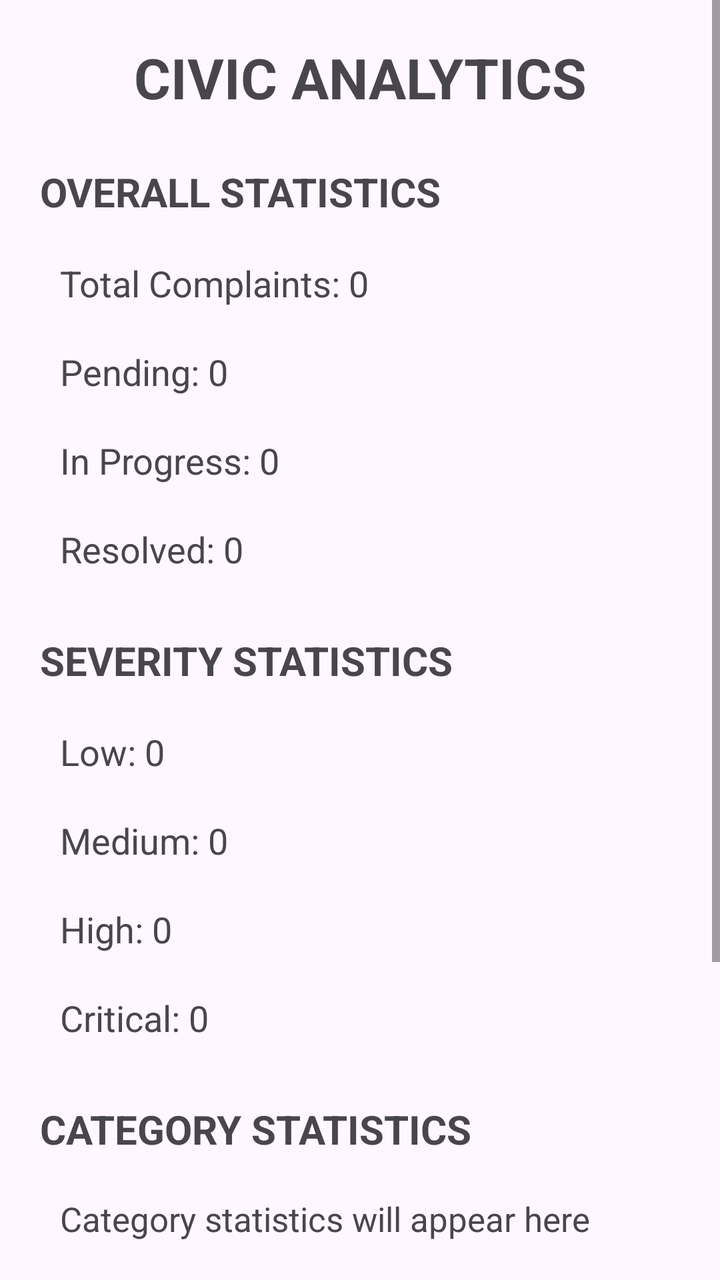
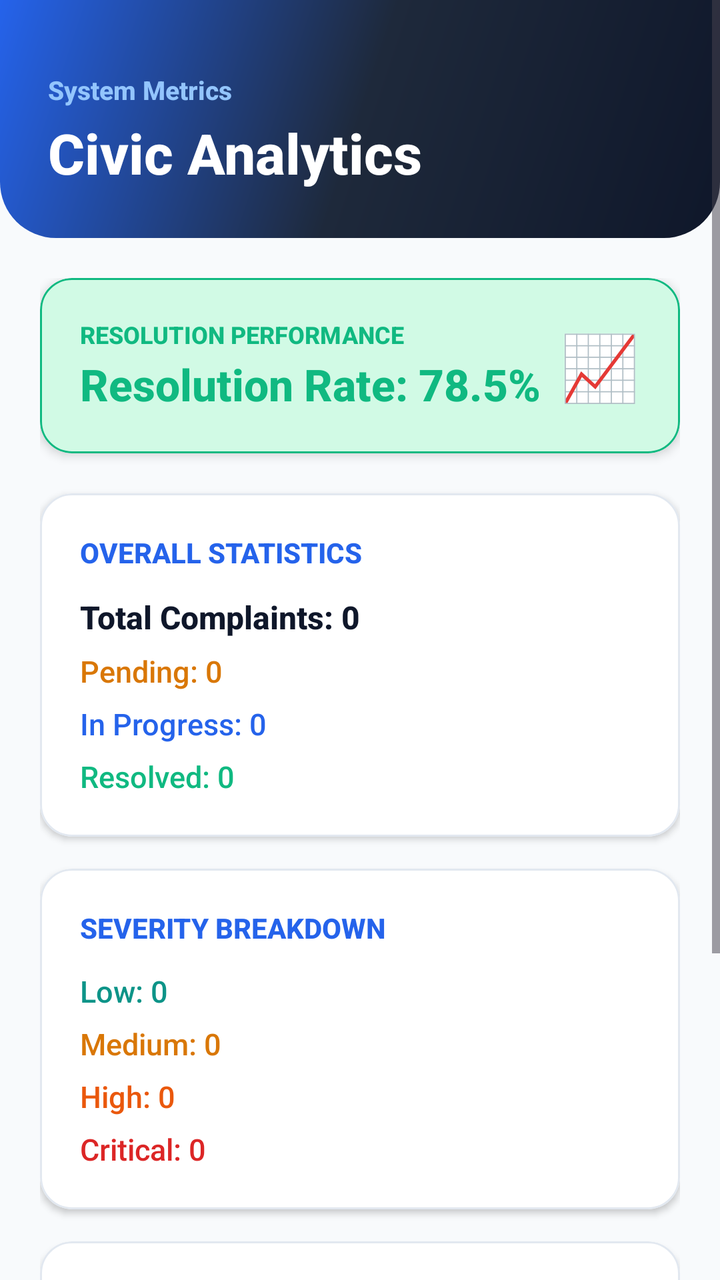

Screens rendered from an Android XML layout before and after an edit, with the pre-edit source and the edit as a unified diff.
<!-- AndroidManifest.xml: application theme Theme.MADProject -->
<!-- res/layout/activity_analytics.xml -->
<?xml version="1.0" encoding="utf-8"?>
<ScrollView xmlns:android="http://schemas.android.com/apk/res/android"
    xmlns:tools="http://schemas.android.com/tools"
    android:id="@+id/main"
    android:layout_width="match_parent"
    android:layout_height="match_parent"
    android:fillViewport="true"
    tools:context=".AnalyticsActivity">

    <LinearLayout
        android:layout_width="match_parent"
        android:layout_height="wrap_content"
        android:orientation="vertical"
        android:padding="20dp">

        <TextView
            android:layout_width="match_parent"
            android:layout_height="wrap_content"
            android:text="CIVIC ANALYTICS"
            android:textSize="28sp"
            android:textStyle="bold"
            android:gravity="center"
            android:layout_marginBottom="25dp" />

        

        <TextView
            android:layout_width="wrap_content"
            android:layout_height="wrap_content"
            android:text="OVERALL STATISTICS"
            android:textSize="20sp"
            android:textStyle="bold"
            android:layout_marginBottom="10dp" />

        <TextView
            android:id="@+id/totalTextView"
            android:layout_width="match_parent"
            android:layout_height="wrap_content"
            android:text="Total Complaints: 0"
            android:textSize="18sp"
            android:padding="10dp" />

        <TextView
            android:id="@+id/pendingTextView"
            android:layout_width="match_parent"
            android:layout_height="wrap_content"
            android:text="Pending: 0"
            android:textSize="18sp"
            android:padding="10dp" />

        <TextView
            android:id="@+id/inProgressTextView"
            android:layout_width="match_parent"
            android:layout_height="wrap_content"
            android:text="In Progress: 0"
            android:textSize="18sp"
            android:padding="10dp" />

        <TextView
            android:id="@+id/resolvedTextView"
            android:layout_width="match_parent"
            android:layout_height="wrap_content"
            android:text="Resolved: 0"
            android:textSize="18sp"
            android:padding="10dp"
            android:layout_marginBottom="20dp" />

        

        <TextView
            android:layout_width="wrap_content"
            android:layout_height="wrap_content"
            android:text="SEVERITY STATISTICS"
            android:textSize="20sp"
            android:textStyle="bold"
            android:layout_marginBottom="10dp" />

        <TextView
            android:id="@+id/lowTextView"
            android:layout_width="match_parent"
            android:layout_height="wrap_content"
            android:text="Low: 0"
            android:textSize="18sp"
            android:padding="10dp" />

        <TextView
            android:id="@+id/mediumTextView"
            android:layout_width="match_parent"
            android:layout_height="wrap_content"
            android:text="Medium: 0"
            android:textSize="18sp"
            android:padding="10dp" />

        <TextView
            android:id="@+id/highTextView"
            android:layout_width="match_parent"
            android:layout_height="wrap_content"
            android:text="High: 0"
            android:textSize="18sp"
            android:padding="10dp" />

        <TextView
            android:id="@+id/criticalTextView"
            android:layout_width="match_parent"
            android:layout_height="wrap_content"
            android:text="Critical: 0"
            android:textSize="18sp"
            android:padding="10dp"
            android:layout_marginBottom="20dp" />

        

        <TextView
            android:layout_width="wrap_content"
            android:layout_height="wrap_content"
            android:text="CATEGORY STATISTICS"
            android:textSize="20sp"
            android:textStyle="bold"
            android:layout_marginBottom="10dp" />

        <TextView
            android:id="@+id/categoryStatsTextView"
            android:layout_width="match_parent"
            android:layout_height="wrap_content"
            android:text="Category statistics will appear here"
            android:textSize="17sp"
            android:padding="10dp"
            android:layout_marginBottom="20dp" />

        

        <TextView
            android:layout_width="wrap_content"
            android:layout_height="wrap_content"
            android:text="RESOLUTION STATISTICS"
            android:textSize="20sp"
            android:textStyle="bold"
            android:layout_marginBottom="10dp" />

        <TextView
            android:id="@+id/resolutionRateTextView"
            android:layout_width="match_parent"
            android:layout_height="wrap_content"
            android:text="Resolution Rate: 0%"
            android:textSize="18sp"
            android:textStyle="bold"
            android:padding="10dp"
            android:layout_marginBottom="20dp" />

        

        <TextView
            android:layout_width="wrap_content"
            android:layout_height="wrap_content"
            android:text="LOCATION SUMMARY"
            android:textSize="20sp"
            android:textStyle="bold"
            android:layout_marginBottom="10dp" />

        <TextView
            android:id="@+id/locationStatsTextView"
            android:layout_width="match_parent"
            android:layout_height="wrap_content"
            android:text="Location statistics will appear here"
            android:textSize="17sp"
            android:padding="10dp" />

    </LinearLayout>

</ScrollView>
<!-- resources referenced by this layout -->
<resources>
  <style name="Theme.MADProject" parent="Base.Theme.MADProject" />
  <style name="Base.Theme.MADProject" parent="Theme.Material3.DayNight.NoActionBar">
          
          
      </style>
</resources>

<!-- the commit's change to res/layout/activity_analytics.xml (unified diff, before → after) -->
@@ -1,170 +1,306 @@
 <?xml version="1.0" encoding="utf-8"?>
 <ScrollView xmlns:android="http://schemas.android.com/apk/res/android"
+    xmlns:app="http://schemas.android.com/apk/res-auto"
     xmlns:tools="http://schemas.android.com/tools"
     android:id="@+id/main"
     android:layout_width="match_parent"
     android:layout_height="match_parent"
     android:fillViewport="true"
+    android:background="@color/background"
     tools:context=".AnalyticsActivity">
 
     <LinearLayout
         android:layout_width="match_parent"
         android:layout_height="wrap_content"
-        android:orientation="vertical"
-        android:padding="20dp">
-
-        <TextView
+        android:orientation="vertical">
+
+        
+        <LinearLayout
             android:layout_width="match_parent"
             android:layout_height="wrap_content"
-            android:text="CIVIC ANALYTICS"
-            android:textSize="28sp"
-            android:textStyle="bold"
-            android:gravity="center"
-            android:layout_marginBottom="25dp" />
-
-        
-
-        <TextView
-            android:layout_width="wrap_content"
-            android:layout_height="wrap_content"
-            android:text="OVERALL STATISTICS"
-            android:textSize="20sp"
-            android:textStyle="bold"
-            android:layout_marginBottom="10dp" />
-
-        <TextView
-            android:id="@+id/totalTextView"
+            android:orientation="vertical"
+            android:background="@drawable/bg_gradient_header"
+            android:paddingStart="24dp"
+            android:paddingEnd="24dp"
+            android:paddingTop="36dp"
+            android:paddingBottom="24dp">
+
+            <TextView
+                android:layout_width="wrap_content"
+                android:layout_height="wrap_content"
+                android:text="System Metrics"
+                android:textSize="13sp"
+                android:textColor="#93C5FD"
+                android:textStyle="bold" />
+
+            <TextView
+                android:layout_width="match_parent"
+                android:layout_height="wrap_content"
+                android:text="Civic Analytics"
+                android:textSize="28sp"
+                android:textStyle="bold"
+                android:textColor="@color/white"
+                android:layout_marginTop="4dp" />
+        </LinearLayout>
+
+        <LinearLayout
             android:layout_width="match_parent"
             android:layout_height="wrap_content"
-            android:text="Total Complaints: 0"
-            android:textSize="18sp"
-            android:padding="10dp" />
-
-        <TextView
-            android:id="@+id/pendingTextView"
-            android:layout_width="match_parent"
-            android:layout_height="wrap_content"
-            android:text="Pending: 0"
-            android:textSize="18sp"
-            android:padding="10dp" />
-
-        <TextView
-            android:id="@+id/inProgressTextView"
-            android:layout_width="match_parent"
-            android:layout_height="wrap_content"
-            android:text="In Progress: 0"
-            android:textSize="18sp"
-            android:padding="10dp" />
-
-        <TextView
-            android:id="@+id/resolvedTextView"
-            android:layout_width="match_parent"
-            android:layout_height="wrap_content"
-            android:text="Resolved: 0"
-            android:textSize="18sp"
-            android:padding="10dp"
-            android:layout_marginBottom="20dp" />
-
-        
-
-        <TextView
-            android:layout_width="wrap_content"
-            android:layout_height="wrap_content"
-            android:text="SEVERITY STATISTICS"
-            android:textSize="20sp"
-            android:textStyle="bold"
-            android:layout_marginBottom="10dp" />
-
-        <TextView
-            android:id="@+id/lowTextView"
-            android:layout_width="match_parent"
-            android:layout_height="wrap_content"
-            android:text="Low: 0"
-            android:textSize="18sp"
-            android:padding="10dp" />
-
-        <TextView
-            android:id="@+id/mediumTextView"
-            android:layout_width="match_parent"
-            android:layout_height="wrap_content"
-            android:text="Medium: 0"
-            android:textSize="18sp"
-            android:padding="10dp" />
-
-        <TextView
-            android:id="@+id/highTextView"
-            android:layout_width="match_parent"
-            android:layout_height="wrap_content"
-            android:text="High: 0"
-            android:textSize="18sp"
-            android:padding="10dp" />
-
-        <TextView
-            android:id="@+id/criticalTextView"
-            android:layout_width="match_parent"
-            android:layout_height="wrap_content"
-            android:text="Critical: 0"
-            android:textSize="18sp"
-            android:padding="10dp"
-            android:layout_marginBottom="20dp" />
-
-        
-
-        <TextView
-            android:layout_width="wrap_content"
-            android:layout_height="wrap_content"
-            android:text="CATEGORY STATISTICS"
-            android:textSize="20sp"
-            android:textStyle="bold"
-            android:layout_marginBottom="10dp" />
-
-        <TextView
-            android:id="@+id/categoryStatsTextView"
-            android:layout_width="match_parent"
-            android:layout_height="wrap_content"
-            android:text="Category statistics will appear here"
-            android:textSize="17sp"
-            android:padding="10dp"
-            android:layout_marginBottom="20dp" />
-
-        
-
-        <TextView
-            android:layout_width="wrap_content"
-            android:layout_height="wrap_content"
-            android:text="RESOLUTION STATISTICS"
-            android:textSize="20sp"
-            android:textStyle="bold"
-            android:layout_marginBottom="10dp" />
-
-        <TextView
-            android:id="@+id/resolutionRateTextView"
-            android:layout_width="match_parent"
-            android:layout_height="wrap_content"
-            android:text="Resolution Rate: 0%"
-            android:textSize="18sp"
-            android:textStyle="bold"
-            android:padding="10dp"
-            android:layout_marginBottom="20dp" />
-
-        
-
-        <TextView
-            android:layout_width="wrap_content"
-            android:layout_height="wrap_content"
-            android:text="LOCATION SUMMARY"
-            android:textSize="20sp"
-            android:textStyle="bold"
-            android:layout_marginBottom="10dp" />
-
-        <TextView
-            android:id="@+id/locationStatsTextView"
-            android:layout_width="match_parent"
-            android:layout_height="wrap_content"
-            android:text="Location statistics will appear here"
-            android:textSize="17sp"
-            android:padding="10dp" />
-
+            android:orientation="vertical"
+            android:padding="20dp">
+
+            
+            <com.google.android.material.card.MaterialCardView
+                android:layout_width="match_parent"
+                android:layout_height="wrap_content"
+                android:layout_marginBottom="20dp"
+                app:cardCornerRadius="16dp"
+                app:cardElevation="3dp"
+                app:cardBackgroundColor="@color/status_resolved_bg"
+                app:strokeColor="@color/status_resolved"
+                app:strokeWidth="1dp">
+
+                <LinearLayout
+                    android:layout_width="match_parent"
+                    android:layout_height="wrap_content"
+                    android:orientation="horizontal"
+                    android:padding="20dp"
+                    android:gravity="center_vertical">
+
+                    <LinearLayout
+                        android:layout_width="0dp"
+                        android:layout_height="wrap_content"
+                        android:layout_weight="1"
+                        android:orientation="vertical">
+
+                        <TextView
+                            android:layout_width="wrap_content"
+                            android:layout_height="wrap_content"
+                            android:text="RESOLUTION PERFORMANCE"
+                            android:textSize="12sp"
+                            android:textStyle="bold"
+                            android:textColor="@color/status_resolved" />
+
+                        <TextView
+                            android:id="@+id/resolutionRateTextView"
+                            android:layout_width="wrap_content"
+                            android:layout_height="wrap_content"
+                            android:text="Resolution Rate: 78.5%"
+                            android:textSize="22sp"
+                            android:textStyle="bold"
+                            android:textColor="@color/status_resolved"
+                            android:layout_marginTop="2dp" />
+                    </LinearLayout>
+
+                    <TextView
+                        android:layout_width="wrap_content"
+                        android:layout_height="wrap_content"
+                        android:text="📈"
+                        android:textSize="32sp" />
+                </LinearLayout>
+            </com.google.android.material.card.MaterialCardView>
+
+            
+            <com.google.android.material.card.MaterialCardView
+                android:layout_width="match_parent"
+                android:layout_height="wrap_content"
+                android:layout_marginBottom="16dp"
+                app:cardCornerRadius="16dp"
+                app:cardElevation="2dp"
+                app:cardBackgroundColor="@color/surface"
+                app:strokeColor="@color/card_stroke"
+                app:strokeWidth="1dp">
+
+                <LinearLayout
+                    android:layout_width="match_parent"
+                    android:layout_height="wrap_content"
+                    android:orientation="vertical"
+                    android:padding="20dp">
+
+                    <TextView
+                        android:layout_width="wrap_content"
+                        android:layout_height="wrap_content"
+                        android:text="OVERALL STATISTICS"
+                        android:textSize="14sp"
+                        android:textStyle="bold"
+                        android:textColor="@color/secondary"
+                        android:layout_marginBottom="12dp" />
+
+                    <TextView
+                        android:id="@+id/totalTextView"
+                        android:layout_width="match_parent"
+                        android:layout_height="wrap_content"
+                        android:text="Total Complaints: 0"
+                        android:textSize="16sp"
+                        android:textStyle="bold"
+                        android:textColor="@color/text_primary"
+                        android:layout_marginBottom="6dp" />
+
+                    <TextView
+                        android:id="@+id/pendingTextView"
+                        android:layout_width="match_parent"
+                        android:layout_height="wrap_content"
+                        android:text="Pending: 0"
+                        android:textSize="15sp"
+                        android:textColor="@color/status_pending"
+                        android:layout_marginBottom="6dp" />
+
+                    <TextView
+                        android:id="@+id/inProgressTextView"
+                        android:layout_width="match_parent"
+                        android:layout_height="wrap_content"
+                        android:text="In Progress: 0"
+                        android:textSize="15sp"
+                        android:textColor="@color/status_in_progress"
+                        android:layout_marginBottom="6dp" />
+
+                    <TextView
+                        android:id="@+id/resolvedTextView"
+                        android:layout_width="match_parent"
+                        android:layout_height="wrap_content"
+                        android:text="Resolved: 0"
+                        android:textSize="15sp"
+                        android:textColor="@color/status_resolved" />
+                </LinearLayout>
+            </com.google.android.material.card.MaterialCardView>
+
+            
+            <com.google.android.material.card.MaterialCardView
+                android:layout_width="match_parent"
+                android:layout_height="wrap_content"
+                android:layout_marginBottom="16dp"
+                app:cardCornerRadius="16dp"
+                app:cardElevation="2dp"
+                app:cardBackgroundColor="@color/surface"
+                app:strokeColor="@color/card_stroke"
+                app:strokeWidth="1dp">
+
+                <LinearLayout
+                    android:layout_width="match_parent"
+                    android:layout_height="wrap_content"
+                    android:orientation="vertical"
+                    android:padding="20dp">
+
+                    <TextView
+                        android:layout_width="wrap_content"
+                        android:layout_height="wrap_content"
+                        android:text="SEVERITY BREAKDOWN"
+                        android:textSize="14sp"
+                        android:textStyle="bold"
+                        android:textColor="@color/secondary"
+                        android:layout_marginBottom="12dp" />
+
+                    <TextView
+                        android:id="@+id/lowTextView"
+                        android:layout_width="match_parent"
+                        android:layout_height="wrap_content"
+                        android:text="Low: 0"
+                        android:textSize="15sp"
+                        android:textColor="@color/severity_low"
+                        android:layout_marginBottom="6dp" />
+
+                    <TextView
+                        android:id="@+id/mediumTextView"
+                        android:layout_width="match_parent"
+                        android:layout_height="wrap_content"
+                        android:text="Medium: 0"
+                        android:textSize="15sp"
+                        android:textColor="@color/severity_medium"
+                        android:layout_marginBottom="6dp" />
+
+                    <TextView
+                        android:id="@+id/highTextView"
+                        android:layout_width="match_parent"
+                        android:layout_height="wrap_content"
+                        android:text="High: 0"
+                        android:textSize="15sp"
+                        android:textColor="@color/severity_high"
+                        android:layout_marginBottom="6dp" />
+
+                    <TextView
+                        android:id="@+id/criticalTextView"
+                        android:layout_width="match_parent"
+                        android:layout_height="wrap_content"
+                        android:text="Critical: 0"
+                        android:textSize="15sp"
+                        android:textColor="@color/severity_critical" />
+                </LinearLayout>
+            </com.google.android.material.card.MaterialCardView>
+
+            
+            <com.google.android.material.card.MaterialCardView
+                android:layout_width="match_parent"
+                android:layout_height="wrap_content"
+                android:layout_marginBottom="16dp"
+                app:cardCornerRadius="16dp"
+                app:cardElevation="2dp"
+                app:cardBackgroundColor="@color/surface"
+                app:strokeColor="@color/card_stroke"
+                app:strokeWidth="1dp">
+
+                <LinearLayout
+                    android:layout_width="match_parent"
+                    android:layout_height="wrap_content"
+                    android:orientation="vertical"
+                    android:padding="20dp">
+
+                    <TextView
+                        android:layout_width="wrap_content"
+                        android:layout_height="wrap_content"
+                        android:text="CATEGORY BREAKDOWN"
+                        android:textSize="14sp"
+                        android:textStyle="bold"
+                        android:textColor="@color/secondary"
+                        android:layout_marginBottom="10dp" />
+
+                    <TextView
+                        android:id="@+id/categoryStatsTextView"
+                        android:layout_width="match_parent"
+                        android:layout_height="wrap_content"
+                        android:text="Category statistics..."
+                        android:textSize="15sp"
+                        android:textColor="@color/text_secondary"
+                        android:lineSpacingExtra="4dp" />
+                </LinearLayout>
+            </com.google.android.material.card.MaterialCardView>
+
+            
+            <com.google.android.material.card.MaterialCardView
+                android:layout_width="match_parent"
+                android:layout_height="wrap_content"
+                android:layout_marginBottom="24dp"
+                app:cardCornerRadius="16dp"
+                app:cardElevation="2dp"
+                app:cardBackgroundColor="@color/surface"
+                app:strokeColor="@color/card_stroke"
+                app:strokeWidth="1dp">
+
+                <LinearLayout
+                    android:layout_width="match_parent"
+                    android:layout_height="wrap_content"
+                    android:orientation="vertical"
+                    android:padding="20dp">
+
+                    <TextView
+                        android:layout_width="wrap_content"
+                        android:layout_height="wrap_content"
+                        android:text="STATE-WISE DISTRIBUTION"
+                        android:textSize="14sp"
+                        android:textStyle="bold"
+                        android:textColor="@color/secondary"
+                        android:layout_marginBottom="10dp" />
+
+                    <TextView
+                        android:id="@+id/locationStatsTextView"
+                        android:layout_width="match_parent"
+                        android:layout_height="wrap_content"
+                        android:text="Location statistics..."
+                        android:textSize="15sp"
+                        android:textColor="@color/text_secondary"
+                        android:lineSpacingExtra="4dp" />
+                </LinearLayout>
+            </com.google.android.material.card.MaterialCardView>
+
+        </LinearLayout>
     </LinearLayout>
-
 </ScrollView>
<!-- resource entries referenced after the edit -->
@@ -1,9 +1,50 @@
 <!-- resources referenced by this layout -->
 <resources>
+  <color name="background">#F8FAFC</color>
+  <color name="card_stroke">#E2E8F0</color>
+  <color name="secondary">#2563EB</color>
+  <color name="severity_critical">#DC2626</color>
+  <color name="severity_high">#EA580C</color>
+  <color name="severity_low">#0D9488</color>
+  <color name="severity_medium">#D97706</color>
+  <color name="status_in_progress">#2563EB</color>
+  <color name="status_pending">#D97706</color>
+  <color name="status_resolved">#10B981</color>
+  <color name="status_resolved_bg">#D1FAE5</color>
+  <color name="surface">#FFFFFF</color>
+  <color name="text_primary">#0F172A</color>
+  <color name="text_secondary">#475569</color>
+  <color name="white">#FFFFFF</color>
+  <!-- drawable bg_gradient_header (drawable) -->
+  <?xml version="1.0" encoding="utf-8"?>
+  <shape xmlns:android="http://schemas.android.com/apk/res/android"
+      android:shape="rectangle">
+      <gradient
+          android:angle="135"
+          android:startColor="#0F172A"
+          android:centerColor="#1E293B"
+          android:endColor="#2563EB"
+          android:type="linear" />
+      <corners
+          android:bottomLeftRadius="28dp"
+          android:bottomRightRadius="28dp" />
+  </shape>
   <style name="Theme.MADProject" parent="Base.Theme.MADProject" />
   <style name="Base.Theme.MADProject" parent="Theme.Material3.DayNight.NoActionBar">
-          
-          
+          <item name="colorPrimary">@color/primary</item>
+          <item name="colorOnPrimary">@color/text_on_primary</item>
+          <item name="colorPrimaryContainer">@color/primary_container</item>
+          <item name="colorSecondary">@color/secondary</item>
+          <item name="colorSecondaryContainer">@color/secondary_container</item>
+          <item name="colorTertiary">@color/tertiary</item>
+          <item name="android:statusBarColor">@color/primary</item>
+          <item name="android:windowBackground">@color/background</item>
+          <item name="android:fontFamily">sans-serif-medium</item>
       </style>
+  <color name="primary">#0F172A</color>
+  <color name="text_on_primary">#FFFFFF</color>
+  <color name="primary_container">#1E293B</color>
+  <color name="secondary_container">#DBEAFE</color>
+  <color name="tertiary">#7C3AED</color>
 </resources>
 
